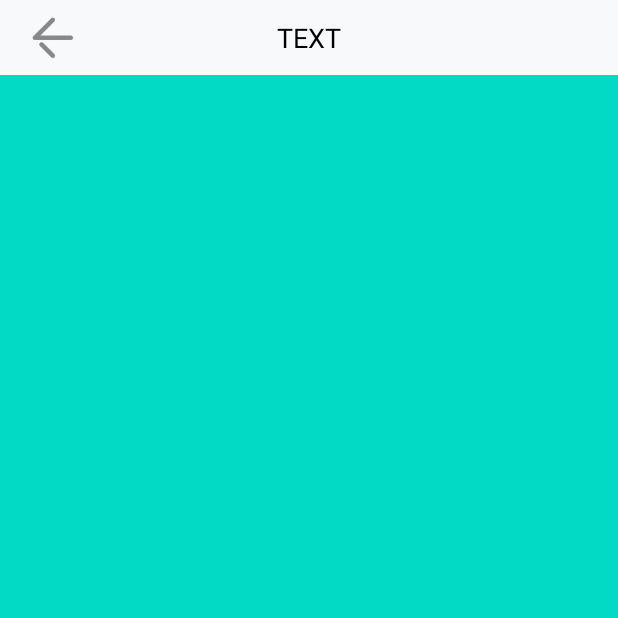
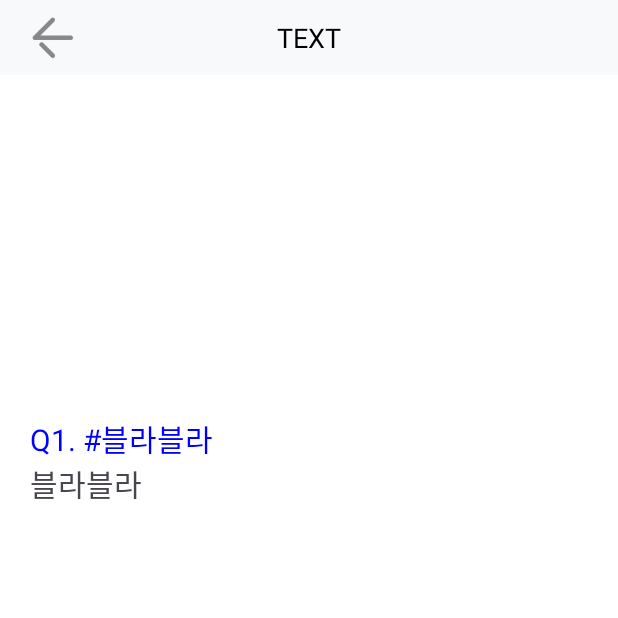
Before and after one commit to Daseul727/mobile_sample, an Android app: the fragment TextFragment shown on its own in the app's theme, on a phone screen of 412 x 824 dp, the top half of it. Run offline under Robolectric (Android 15) with nearby library versions, the phone set to English and light mode, and no system bars; our stand-ins replace data binding.

Commit message:
slider_mobile - add Text ViewPagerAdapter

```diff
--- a/app/src/main/java/com/example/slider_mobile/MainFragment.kt
+++ b/app/src/main/java/com/example/slider_mobile/MainFragment.kt
@@ -9,6 +9,7 @@ import androidx.fragment.app.Fragment
 import com.example.slider_mobile.banner.BannerFragment
 import com.example.slider_mobile.databinding.FragmentMainBinding
 import com.example.slider_mobile.image.ImageFragment
+import com.example.slider_mobile.text.TextFragment
 
 class MainFragment : Fragment() {
 
@@ -36,12 +37,17 @@ class MainFragment : Fragment() {
             incTitlebar.btnBack.visibility = View.GONE
             incTitlebar.txtTitle.text = "MAIN"
 
-            btnMoveSecond.setOnClickListener {
+            btnVpText.setOnClickListener {
                 val act = activity as MainActivity
-                act.openFragment(BannerFragment() , "BANNER")
+                act.openFragment(TextFragment() , "TEXT")
             }
 
-            btnMoveThird.setOnClickListener {
+            btnVpImage.setOnClickListener {
+                val act = activity as MainActivity
+                act.openFragment(ImageFragment() , "IMAGE")
+            }
+
+            btnVpBanner.setOnClickListener {
                 val act = activity as MainActivity
                 act.openFragment(BannerFragment() , "BANNER")
             }
--- a/app/src/main/java/com/example/slider_mobile/text/TextFragment.kt
+++ b/app/src/main/java/com/example/slider_mobile/text/TextFragment.kt
@@ -1,7 +1,6 @@
 package com.example.slider_mobile.text
 
 import android.os.Bundle
-import android.util.Log
 import android.view.LayoutInflater
 import android.view.View
 import android.view.ViewGroup
@@ -9,18 +8,22 @@ import androidx.databinding.DataBindingUtil
 import androidx.fragment.app.Fragment
 import com.example.slider_mobile.MainActivity
 import com.example.slider_mobile.R
-import com.example.slider_mobile.databinding.FragmentImageBinding
+import com.example.slider_mobile.databinding.FragmentTextBinding
 import com.example.slider_mobile.image.ImageFragment
 
 class TextFragment : Fragment() {
 
-    private var _binding: FragmentImageBinding? = null
-    private val binding: FragmentImageBinding
+    private var _binding: FragmentTextBinding? = null
+    private val binding: FragmentTextBinding
         get() = _binding!!
 
     var strParam = ""
 
     companion object {
+
+        val TAG = TextFragment::class.java.simpleName
+        var bannerPosition = 0
+
         fun newInstance(): ImageFragment {
             val fragment = ImageFragment()
             val args = Bundle()
@@ -35,7 +38,7 @@ class TextFragment : Fragment() {
         savedInstanceState: Bundle?
     ): View? {
         _binding =
-            DataBindingUtil.inflate(layoutInflater, R.layout.fragment_image, container, false)
+            DataBindingUtil.inflate(layoutInflater, R.layout.fragment_text, container, false)
         return binding.root
     }
 
@@ -44,6 +47,28 @@ class TextFragment : Fragment() {
 
         initTitleBar()
 
+        val list: ArrayList<Data> = ArrayList()
+        list.apply {
+            add(Data("Q1. #블라블라","블라블라"))
+            add(Data("Q2. #블라블라","블라블라"))
+            add(Data("Q3. #블라블라","블라블라"))
+            add(Data("Q4. #블라블라","블라블라"))
+            add(Data("Q5. #마이페이지","블라블라"))
+            add(Data("Q6. #블라블라","블라블라"))
+            add(Data("Q7. #블라블라","블라블라"))
+            add(Data("Q8. #블라블라","블라블라"))
+            add(Data("Q9. #블라블라","블라블라"))
+            add(Data("Q10. #블라블라","블라블라"))
+            add(Data("Q11. #블라블라","블라블라"))
+            add(Data("Q12. #블라블라","블라블라"))
+            add(Data("Q13. #블라블라","블라블라"))
+        }
+
+
+        //무한스크롤
+        bannerPosition = (Int.MAX_VALUE / 2) - ((Int.MAX_VALUE / 2) % list.size)
+        binding.vpText.setCurrentItem(bannerPosition, false)
+        binding.vpText.adapter = TextViewPagerAdapter(list)
     }
 
     private fun initTitleBar() {
--- /dev/null
+++ b/app/src/main/java/com/example/slider_mobile/text/TextViewPagerAdapter.kt
@@ -0,0 +1,42 @@
+package com.example.slider_mobile.text
+
+import android.view.LayoutInflater
+import android.view.ViewGroup
+import androidx.recyclerview.widget.RecyclerView
+import com.example.slider_mobile.databinding.ListitemTextBinding
+
+data class Data(
+    var title: String,
+    var content: String
+)
+
+class TextViewPagerAdapter(private val list: ArrayList<Data>) : RecyclerView.Adapter<TextViewPagerAdapter.TextViewHolder>(){
+
+    override fun onCreateViewHolder(parent: ViewGroup, viewType: Int): TextViewHolder {
+        val binding = ListitemTextBinding.inflate(LayoutInflater.from(parent.context), parent, false)
+        return TextViewHolder(binding)
+    }
+
+    override fun onBindViewHolder(holder: TextViewHolder, position: Int) {
+        //holder.bind(list[position])
+        holder.bind(list[position % list.size])
+    }
+
+    override fun getItemCount(): Int {
+        //return list.size
+        return Int.MAX_VALUE
+    }
+
+    inner class TextViewHolder(
+        private val binding:ListitemTextBinding
+    ) : RecyclerView.ViewHolder(binding.root) {
+
+        fun bind(data: Data) {
+            with(binding) {
+                tvFaqTitle.text = data.title
+                tvFaqContent.text = data.content
+            }
+        }
+    }
+
+}
--- /dev/null
+++ b/app/src/main/res/layout/listitem_text.xml
@@ -0,0 +1,39 @@
+<?xml version="1.0" encoding="utf-8"?>
+<layout xmlns:android="http://schemas.android.com/apk/res/android"
+    xmlns:app="http://schemas.android.com/apk/res-auto"
+    xmlns:tools="http://schemas.android.com/tools">
+    <androidx.constraintlayout.widget.ConstraintLayout
+        android:id="@+id/cc_folder"
+        android:visibility="visible"
+        android:layout_width="match_parent"
+        android:layout_height="match_parent"
+        android:paddingTop="15sp">
+
+        <LinearLayout
+            android:id="@+id/ll_faq"
+            android:layout_width="match_parent"
+            android:layout_height="match_parent"
+            android:orientation="vertical"
+            android:paddingStart="20dp"
+            app:layout_constraintStart_toStartOf="parent"
+            app:layout_constraintTop_toTopOf="parent">
+
+            <TextView
+                android:id="@+id/tv_faq_title"
+                android:layout_width="match_parent"
+                android:layout_height="wrap_content"
+                android:textSize="20sp"
+                android:textColor="@color/blue"
+                tools:text="Q1. #로그인"/>
+            <TextView
+                android:id="@+id/tv_faq_content"
+                android:textSize="20dp"
+                android:layout_width="match_parent"
+                android:layout_height="wrap_content"
+                tools:text="로그인 아이디와 비번이 기억이 안나 로그인을 할 수 없습니다."/>
+
+        </LinearLayout>
+
+
+    </androidx.constraintlayout.widget.ConstraintLayout>
+</layout>
--- a/app/src/main/res/values/colors.xml
+++ b/app/src/main/res/values/colors.xml
@@ -8,4 +8,17 @@
     <color name="black">#FF000000</color>
     <color name="white">#FFFFFFFF</color>
     <color name="title_background">#F8F9FA</color>
+
+    <color name="light_grey_green">#cddca6</color>
+    <color name="red">#ff0000</color>
+    <color name="blue">#0000ff</color>
+    <color name="pea">#a1d127</color>
+    <color name="slow_pea">#C3EFC0</color>
+    <color name="marigold">#ffcb04</color>
+    <color name="ocean_green">#348c57</color>
+    <color name="lightblue">#6bbfed</color>
+    <color name="lightblue_grey">#b3d4e6</color>
+    <color name="egg_blue">#d7efe0</color>
+    <color name="very_light_pink">#ffefe4</color>
+    <color name="black_66">#666666</color>
 </resources>
```
